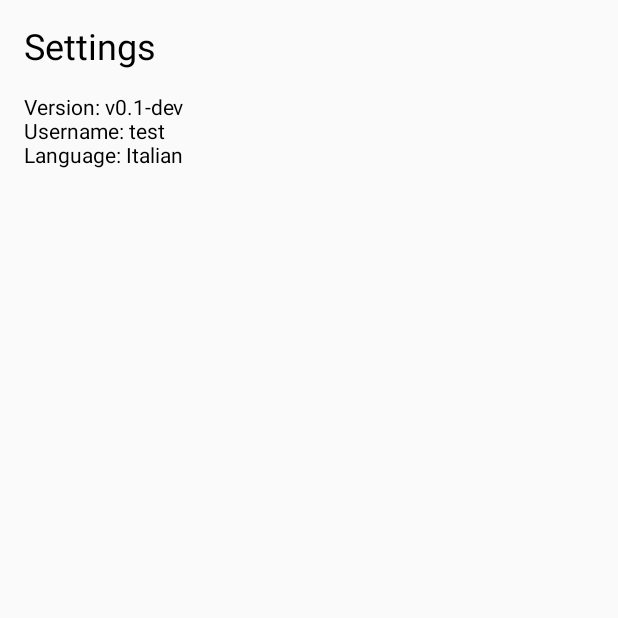
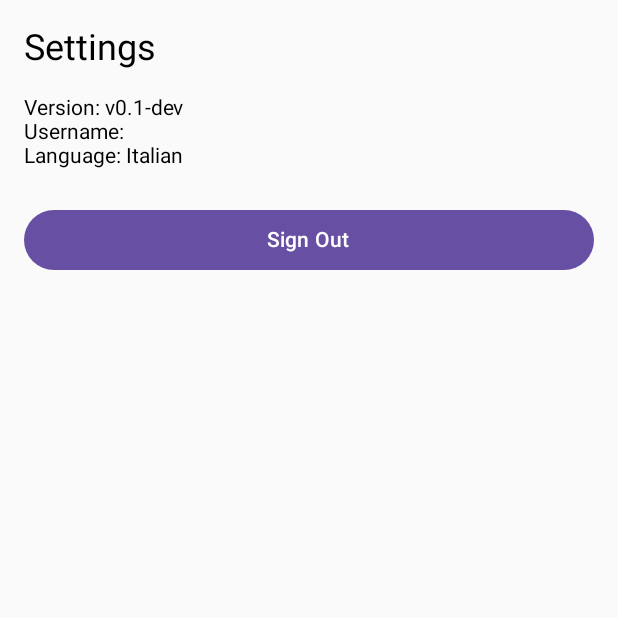
Before and after one commit to gASK13/oghmai, an Android app built with Jetpack Compose: the SettingsScreen screen opened through its navigation route, on a phone screen of 412 x 824 dp, the top half of it. Run offline under Robolectric (Android 15) with nearby library versions, the phone set to English and light mode, and no system bars; libraries missing offline, so code that uses them is left out: com.amazonaws.mobile; 4 statements that could not run were skipped.

Commit message:
First version of login.

```diff
--- a/app/src/main/java/net/gask13/oghmai/MainActivity.kt
+++ b/app/src/main/java/net/gask13/oghmai/MainActivity.kt
@@ -9,7 +9,9 @@
 import androidx.compose.animation.fadeOut
 import androidx.compose.animation.slideInHorizontally
 import androidx.compose.animation.slideOutHorizontally
-import androidx.compose.foundation.layout.*
+import androidx.compose.foundation.layout.Arrangement
+import androidx.compose.foundation.layout.Column
+import androidx.compose.foundation.layout.padding
 import androidx.compose.material.icons.Icons
 import androidx.compose.material.icons.filled.Edit
 import androidx.compose.material.icons.filled.Menu
@@ -17,26 +19,28 @@
 import androidx.compose.material.icons.filled.Settings
 import androidx.compose.material3.ExperimentalMaterial3Api
 import androidx.compose.material3.Icon
-import androidx.compose.material3.MaterialTheme
-import androidx.compose.material3.Text
-import androidx.compose.runtime.Composable
+import androidx.compose.runtime.*
 import androidx.compose.ui.Modifier
 import androidx.compose.ui.unit.dp
 import androidx.navigation.NavHostController
 import androidx.navigation.compose.NavHost
 import androidx.navigation.compose.composable
 import androidx.navigation.compose.rememberNavController
+import kotlinx.coroutines.CoroutineScope
+import kotlinx.coroutines.Dispatchers
+import kotlinx.coroutines.launch
+import net.gask13.oghmai.auth.AuthManager
+import net.gask13.oghmai.network.RetrofitInstance
 import net.gask13.oghmai.services.TextToSpeechWrapper
-import net.gask13.oghmai.ui.ChallengeScreen
-import net.gask13.oghmai.ui.WordDetailScreen
-import net.gask13.oghmai.ui.WordDiscoveryScreen
-import net.gask13.oghmai.ui.WordListingScreen
+import net.gask13.oghmai.ui.*
 import net.gask13.oghmai.ui.components.MenuButton
 import net.gask13.oghmai.ui.components.OptionMenuItem
 import net.gask13.oghmai.ui.components.ScaffoldWithTopBar
 
 class MainActivity : ComponentActivity() {
     private lateinit var textToSpeech: TextToSpeechWrapper
+    private lateinit var authManager: AuthManager
+    private val coroutineScope = CoroutineScope(Dispatchers.Main)
 
     override fun onCreate(savedInstanceState: Bundle?) {
         super.onCreate(savedInstanceState)
@@ -44,10 +48,27 @@
         textToSpeech = TextToSpeechWrapper()
         textToSpeech.initializeTextToSpeech(this)
 
+        // Initialize AuthManager
+        authManager = AuthManager.getInstance(this)
+
+        // Initialize AWS Mobile Client and RetrofitInstance
+        coroutineScope.launch {
+            try {
+                authManager.initialize()
+                Log.d("MainActivity", "AWS Mobile Client initialized")
+
+                // Initialize RetrofitInstance with AuthManager
+                RetrofitInstance.initialize(authManager)
+                Log.d("MainActivity", "RetrofitInstance initialized with AuthManager")
+            } catch (e: Exception) {
+                Log.e("MainActivity", "Error initializing AWS Mobile Client", e)
+            }
+        }
+
         setContent {
             val navController = rememberNavController()
 
-            OghmAINavHost(navController, textToSpeech)
+            OghmAINavHost(navController, textToSpeech, authManager)
         }
     }
 
@@ -97,25 +118,17 @@
     }
 }
 
-@Composable
-fun SettingsScreen(
-    version: String = "v0.1-dev",
-    user: String = "test",
-    language: String = "Italian"
-) {
-    Column(modifier = Modifier.padding(16.dp)) {
-        Text("Settings", style = MaterialTheme.typography.headlineSmall)
-        Spacer(modifier = Modifier.height(16.dp))
-        Text("Version: $version")
-        Text("Username: $user")
-        Text("Language: $language")
-        Spacer(modifier = Modifier.height(16.dp))
-    }
-}
+// SettingsScreen moved to a separate file in ui package
 
 @Composable
-fun OghmAINavHost(navController: NavHostController, textToSpeech: TextToSpeechWrapper) {
-    NavHost(navController, startDestination = "main",
+fun OghmAINavHost(navController: NavHostController, textToSpeech: TextToSpeechWrapper, authManager: AuthManager) {
+    // Check if a user is authenticated
+    var isAuthenticated by remember { mutableStateOf(authManager.isSignedIn()) }
+
+    // Determine the start destination based on authentication status
+    val startDestination = if (isAuthenticated) "main" else "login"
+
+    NavHost(navController, startDestination = startDestination,
         enterTransition = {
             slideInHorizontally(
                 initialOffsetX = { fullWidth -> fullWidth }, // Starts off-screen to the right
@@ -140,7 +153,19 @@
                 animationSpec = tween(durationMillis = 500)
             ) + fadeOut(animationSpec = tween(durationMillis = 300))
         }) {
+        composable("login") {
+            LoginScreen(navController, authManager)
+        }
         composable("main") {
+            // Check authentication status when navigating to the main screen
+            LaunchedEffect(Unit) {
+                if (!authManager.isSignedIn()) {
+                    navController.navigate("login") {
+                        popUpTo("main") { inclusive = true }
+                    }
+                }
+            }
+
             MainMenuScreen { destination ->
                 navController.navigate(destination) {
                     // Clear the back stack when navigating to the main menu
@@ -158,7 +183,7 @@
             WordDetailScreen(word, navController,  textToSpeech)
         }
         composable("settings") {
-            SettingsScreen()
+            SettingsScreen(navController, authManager)
         }
         composable("testWords") {
             ChallengeScreen(navController, textToSpeech)
--- /dev/null
+++ b/app/src/main/java/net/gask13/oghmai/auth/AuthManager.kt
@@ -0,0 +1,174 @@
+package net.gask13.oghmai.auth
+
+import android.content.Context
+import android.util.Log
+import com.amazonaws.mobile.client.AWSMobileClient
+import com.amazonaws.mobile.client.Callback
+import com.amazonaws.mobile.client.UserState
+import com.amazonaws.mobile.client.UserStateDetails
+import com.amazonaws.mobile.client.results.SignInResult
+import com.amazonaws.mobile.config.AWSConfiguration
+import kotlinx.coroutines.suspendCancellableCoroutine
+import net.gask13.oghmai.BuildConfig
+import org.json.JSONObject
+import kotlin.coroutines.resume
+import kotlin.coroutines.resumeWithException
+
+/**
+ * Manager class for handling authentication with AWS Cognito
+ */
+class AuthManager private constructor(private val context: Context) {
+
+    private val tag = "AuthManager"
+    private val awsMobileClient = AWSMobileClient.getInstance()
+
+    companion object {
+        @Volatile
+        private var INSTANCE: AuthManager? = null
+
+        fun getInstance(context: Context): AuthManager {
+            return INSTANCE ?: synchronized(this) {
+                INSTANCE ?: AuthManager(context.applicationContext).also { INSTANCE = it }
+            }
+        }
+    }
+
+    /**
+     * Initialize the AWS Mobile Client
+     */
+    suspend fun initialize(): Boolean = suspendCancellableCoroutine { continuation ->
+        try {
+            // Get Cognito configuration from BuildConfig
+            val poolId = BuildConfig.COGNITO_POOL_ID
+            val clientId = BuildConfig.COGNITO_CLIENT_ID
+            val region = BuildConfig.COGNITO_REGION
+
+            // Log the configuration values
+            Log.d(tag, "Using Cognito configuration from BuildConfig")
+            Log.d(tag, "Region: $region, Pool ID: $poolId, Client ID: $clientId")
+
+            // Create a JSON configuration object
+            val cognitoConfig = JSONObject().apply {
+                put("PoolId", poolId)
+                put("AppClientId", clientId)
+                put("Region", region)
+            }
+
+            val defaultCognitoConfig = JSONObject().apply {
+                put("Default", cognitoConfig)
+            }
+
+            val identityManager = JSONObject().apply {
+                put("Default", JSONObject())
+            }
+
+            val configJson = JSONObject().apply {
+                put("IdentityManager", identityManager)
+                put("CognitoUserPool", defaultCognitoConfig)
+            }
+
+            // Create AWSConfiguration from the JSON object
+            val awsConfiguration = AWSConfiguration(configJson)
+
+            // Initialize with the configuration
+            awsMobileClient.initialize(context, awsConfiguration, object : Callback<UserStateDetails> {
+                override fun onResult(result: UserStateDetails) {
+                    Log.i(tag, "AWSMobileClient initialized. User State: ${result.userState}")
+                    continuation.resume(true)
+                }
+
+                override fun onError(e: Exception) {
+                    Log.e(tag, "Error initializing AWSMobileClient", e)
+                    continuation.resumeWithException(e)
+                }
+            })
+        } catch (e: Exception) {
+            Log.e(tag, "Error in initialize", e)
+            continuation.resumeWithException(e)
+        }
+    }
+
+    /**
+     * Check if a user is signed in
+     */
+    fun isSignedIn(): Boolean {
+        return try {
+            val userState = awsMobileClient.currentUserState().userState
+            userState == UserState.SIGNED_IN
+        } catch (e: Exception) {
+            Log.e(tag, "Error checking sign-in status", e)
+            false
+        }
+    }
+
+    /**
+     * Get current username
+     */
+    fun getCurrentUsername(): String? {
+        return try {
+            if (isSignedIn()) {
+                awsMobileClient.username
+            } else {
+                null
+            }
+        } catch (e: Exception) {
+            Log.e(tag, "Error getting current username", e)
+            null
+        }
+    }
+
+    /**
+     * Sign in with username and password
+     */
+    suspend fun signIn(username: String, password: String): SignInResult = suspendCancellableCoroutine { continuation ->
+        try {
+            awsMobileClient.signIn(username, password, null, object : Callback<SignInResult> {
+                override fun onResult(result: SignInResult) {
+                    Log.i(tag, "Sign-in result: ${result.signInState}")
+                    continuation.resume(result)
+                }
+
+                override fun onError(e: Exception) {
+                    Log.e(tag, "Error during sign-in", e)
+                    continuation.resumeWithException(e)
+                }
+            })
+        } catch (e: Exception) {
+            Log.e(tag, "Error in signIn", e)
+            continuation.resumeWithException(e)
+        }
+    }
+
+    /**
+     * Sign out the current user
+     */
+    suspend fun signOut(): Boolean = suspendCancellableCoroutine { continuation ->
+        try {
+            // Simple sign out without options
+            awsMobileClient.signOut()
+            Log.i(tag, "Sign-out completed")
+            continuation.resume(true)
+        } catch (e: Exception) {
+            Log.e(tag, "Error in signOut", e)
+            continuation.resumeWithException(e)
+        }
+    }
+
+    /**
+     * Get the current authentication token
+     * @return The JWT token or null if not signed in or error occurs
+     */
+    fun getAuthToken(): String? {
+        return try {
+            if (isSignedIn()) {
+                val tokens = awsMobileClient.tokens
+                tokens.idToken.tokenString
+            } else {
+                null
+            }
+        } catch (e: Exception) {
+            Log.e(tag, "Error getting authentication token", e)
+            null
+        }
+    }
+}
--- /dev/null
+++ b/app/src/main/java/net/gask13/oghmai/ui/LoginScreen.kt
@@ -0,0 +1,115 @@
+package net.gask13.oghmai.ui
+
+import androidx.compose.foundation.layout.*
+import androidx.compose.foundation.text.KeyboardOptions
+import androidx.compose.material3.*
+import androidx.compose.runtime.*
+import androidx.compose.ui.Alignment
+import androidx.compose.ui.Modifier
+import androidx.compose.ui.text.input.KeyboardType
+import androidx.compose.ui.text.input.PasswordVisualTransformation
+import androidx.compose.ui.unit.dp
+import androidx.navigation.NavController
+import kotlinx.coroutines.launch
+import net.gask13.oghmai.auth.AuthManager
+
+@OptIn(ExperimentalMaterial3Api::class)
+@Composable
+fun LoginScreen(
+    navController: NavController,
+    authManager: AuthManager
+) {
+    var username by remember { mutableStateOf("") }
+    var password by remember { mutableStateOf("") }
+    var isLoading by remember { mutableStateOf(false) }
+    var errorMessage by remember { mutableStateOf<String?>(null) }
+
+    val coroutineScope = rememberCoroutineScope()
+
+    Column(
+        modifier = Modifier
+            .fillMaxSize()
+            .padding(16.dp),
+        horizontalAlignment = Alignment.CenterHorizontally,
+        verticalArrangement = Arrangement.Center
+    ) {
+        Text(
+            text = "Welcome to OghmAI",
+            style = MaterialTheme.typography.headlineMedium,
+            modifier = Modifier.padding(bottom = 32.dp)
+        )
+
+        OutlinedTextField(
+            value = username,
+            onValueChange = { username = it },
+            label = { Text("Username") },
+            modifier = Modifier
+                .fillMaxWidth()
+                .padding(bottom = 16.dp),
+            singleLine = true,
+            isError = errorMessage != null
+        )
+
+        OutlinedTextField(
+            value = password,
+            onValueChange = { password = it },
+            label = { Text("Password") },
+            modifier = Modifier
+                .fillMaxWidth()
+                .padding(bottom = 16.dp),
+            singleLine = true,
+            visualTransformation = PasswordVisualTransformation(),
+            keyboardOptions = KeyboardOptions(keyboardType = KeyboardType.Password),
+            isError = errorMessage != null
+        )
+
+        if (errorMessage != null) {
+            Text(
+                text = errorMessage!!,
+                color = MaterialTheme.colorScheme.error,
+                style = MaterialTheme.typography.bodySmall,
+                modifier = Modifier.padding(bottom = 16.dp)
+            )
+        }
+
+        Button(
+            onClick = {
+                if (username.isBlank() || password.isBlank()) {
+                    errorMessage = "Please enter both username and password"
+                    return@Button
+                }
+
+                coroutineScope.launch {
+                    isLoading = true
+                    errorMessage = null
+
+                    try {
+                        authManager.signIn(username, password)
+                        isLoading = false
+
+                        // Navigate to the main screen on successful login
+                        navController.navigate("main") {
+                            popUpTo("login") { inclusive = true }
+                        }
+                    } catch (e: Exception) {
+                        isLoading = false
+                        errorMessage = e.message ?: "Login failed"
+                    }
+                }
+            },
+            modifier = Modifier
+                .fillMaxWidth()
+                .height(50.dp),
+            enabled = !isLoading
+        ) {
+            if (isLoading) {
+                CircularProgressIndicator(
+                    modifier = Modifier.size(24.dp),
+                    color = MaterialTheme.colorScheme.onPrimary
+                )
+            } else {
+                Text("Sign In")
+            }
+        }
+    }
+}
--- /dev/null
+++ b/app/src/main/java/net/gask13/oghmai/ui/SettingsScreen.kt
@@ -0,0 +1,75 @@
+package net.gask13.oghmai.ui
+
+import android.util.Log
+import androidx.compose.foundation.layout.Column
+import androidx.compose.foundation.layout.Spacer
+import androidx.compose.foundation.layout.fillMaxWidth
+import androidx.compose.foundation.layout.height
+import androidx.compose.foundation.layout.padding
+import androidx.compose.foundation.layout.size
+import androidx.compose.material3.Button
+import androidx.compose.material3.CircularProgressIndicator
+import androidx.compose.material3.MaterialTheme
+import androidx.compose.material3.Text
+import androidx.compose.runtime.Composable
+import androidx.compose.runtime.getValue
+import androidx.compose.runtime.mutableStateOf
+import androidx.compose.runtime.remember
+import androidx.compose.runtime.rememberCoroutineScope
+import androidx.compose.runtime.setValue
+import androidx.compose.ui.Modifier
+import androidx.compose.ui.unit.dp
+import androidx.navigation.NavController
+import kotlinx.coroutines.launch
+import net.gask13.oghmai.auth.AuthManager
+
+@Composable
+fun SettingsScreen(
+    navController: NavController,
+    authManager: AuthManager,
+    version: String = "v0.1-dev",
+    language: String = "Italian"
+) {
+    val username = authManager.getCurrentUsername() ?: "Not logged in"
+    val coroutineScope = rememberCoroutineScope()
+    var isLoggingOut by remember { mutableStateOf(false) }
+
+    Column(modifier = Modifier.padding(16.dp)) {
+        Text("Settings", style = MaterialTheme.typography.headlineSmall)
+        Spacer(modifier = Modifier.height(16.dp))
+        Text("Version: $version")
+        Text("Username: $username")
+        Text("Language: $language")
+        Spacer(modifier = Modifier.height(24.dp))
+
+        Button(
+            onClick = {
+                coroutineScope.launch {
+                    isLoggingOut = true
+                    try {
+                        authManager.signOut()
+                        // Navigate to login screen
+                        navController.navigate("login") {
+                            popUpTo(navController.graph.startDestinationId) { inclusive = true }
+                        }
+                    } catch (e: Exception) {
+                        Log.e("SettingsScreen", "Error signing out", e)
+                    } finally {
+                        isLoggingOut = false
+                    }
+                }
+            },
+            enabled = !isLoggingOut && username != "Not logged in",
+            modifier = Modifier.fillMaxWidth()
+        ) {
+            if (isLoggingOut) {
+                CircularProgressIndicator(
+                    modifier = Modifier.size(24.dp),
+                    color = MaterialTheme.colorScheme.onPrimary
+                )
+            } else {
+                Text("Sign Out")
+            }
+        }
+    }
+}
--- a/gradle/libs.versions.toml
+++ b/gradle/libs.versions.toml
@@ -1,5 +1,8 @@
 [versions]
 agp = "8.9.2"
+awsAndroidSdkCognitoidentityprovider = "2.72.0"
+awsAndroidSdkMobileClient = "2.72.0"
+awsAuthCognito = "2.14.5"
 converterGson = "2.9.0"
 kotlin = "1.9.0"
 coreKtx = "1.10.1"
@@ -16,6 +19,9 @@
 
 [libraries]
 androidx-core-ktx = { group = "androidx.core", name = "core-ktx", version.ref = "coreKtx" }
+aws-android-sdk-mobile-client = { module = "com.amazonaws:aws-android-sdk-mobile-client", version.ref = "awsAndroidSdkMobileClient" }
+aws-android-sdk-cognitoidentityprovider = { module = "com.amazonaws:aws-android-sdk-cognitoidentityprovider", version.ref = "awsAndroidSdkCognitoidentityprovider" }
+aws-auth-cognito = { module = "com.amplifyframework:aws-auth-cognito", version.ref = "awsAuthCognito" }
 converter-gson = { module = "com.squareup.retrofit2:converter-gson", version.ref = "converterGson" }
 junit = { group = "junit", name = "junit", version.ref = "junit" }
 androidx-junit = { group = "androidx.test.ext", name = "junit", version.ref = "junitVersion" }
```
Also changed, not shown: app/build.gradle.kts (+12 -1 lines), app/src/main/java/net/gask13/oghmai/network/RetrofitInstance.kt (+29 -4 lines), 1 other file.
